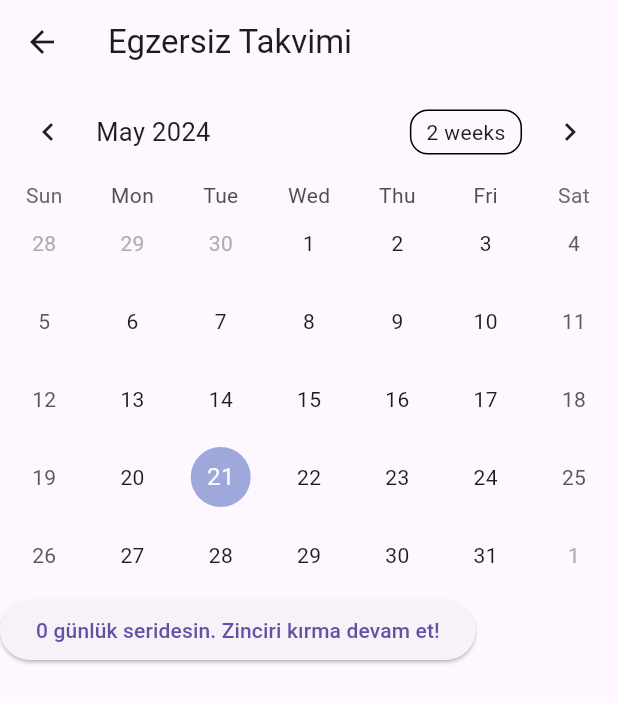
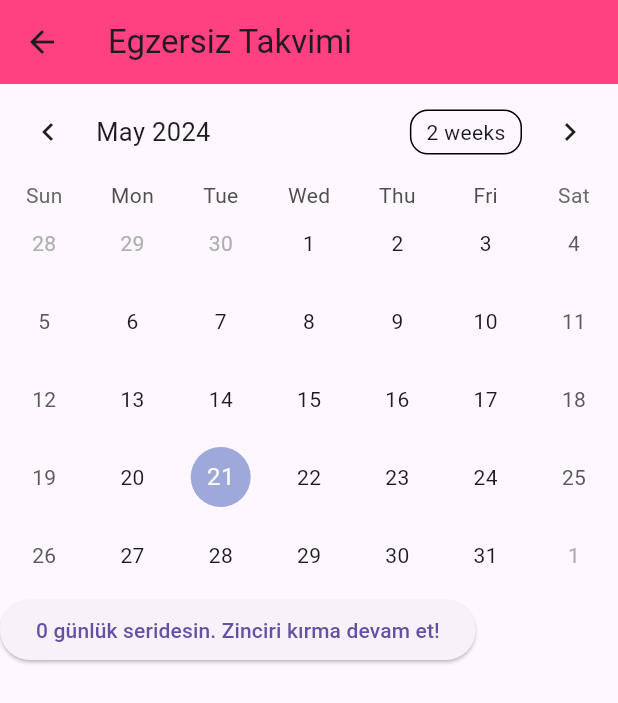
Before and after one commit to mexrve/princessapplication, a Flutter app: the EgzersizTakvimi screen opened directly, on a phone screen of 412 x 824 dp. Shown: the top 703 px of the screen. Run offline on Flutter 3.47's test engine with Material 3 defaults, Android fonts, the light colour scheme and no system bars; drawn by our look-alikes of table_calendar; our stand-ins replace pedometer, shared_preferences; accounts and stored records are empty.

Commit message:
Update EgzersizTakvimi.dart

```diff
--- a/lib/EgzersizTakvimi.dart
+++ b/lib/EgzersizTakvimi.dart
@@ -60,6 +60,7 @@ class _EgzersizTakvimiState extends State<EgzersizTakvimi> {
     return Scaffold(
       appBar: AppBar(
         title: Text('Egzersiz Takvimi'),
+        backgroundColor: Colors.pinkAccent,
       ),
       body: Column(
         children: [
```
